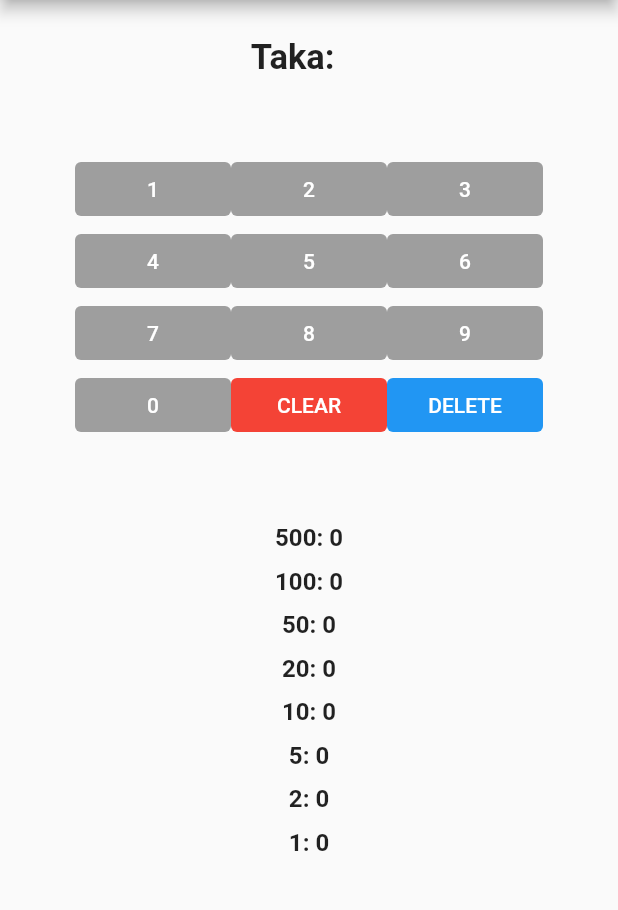
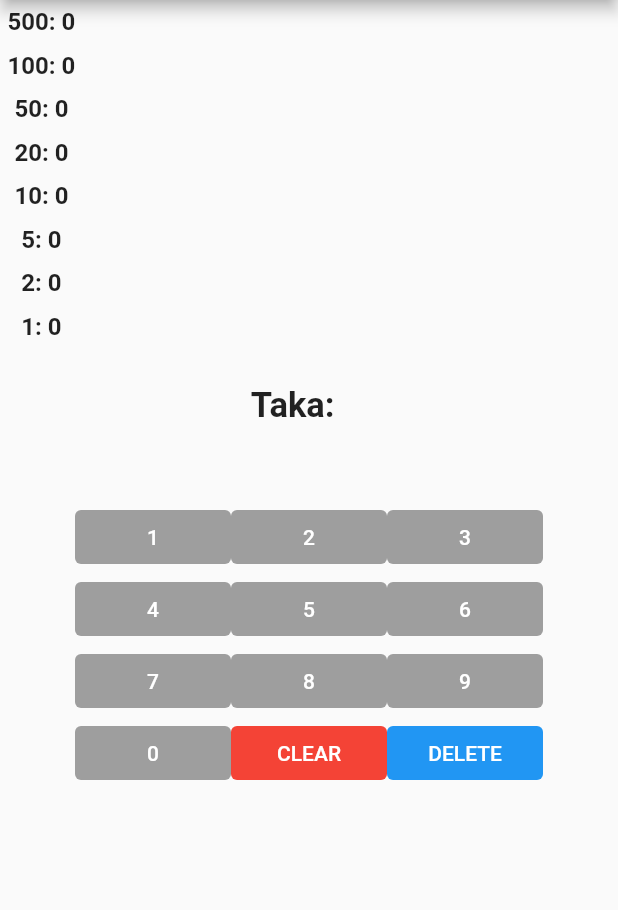
Before and after one commit to Saif64/Flutter-vangiChai, a Flutter app: the screen it shows after launch, on a phone screen of 412 x 824 dp, the part 84-994 px from its top. Run offline on Flutter 3.47's test engine with Material 2 defaults, Android fonts, the phone set to English and light mode, and no system bars.

Commit message:
changed the portrait layout

```diff
--- a/lib/home.dart
+++ b/lib/home.dart
@@ -102,8 +102,12 @@ class _HomePageState extends State<HomePage> {
     return Column(
       crossAxisAlignment: CrossAxisAlignment.center,
       children: [
-        inputField(),
-        tableButtons(),
+        Row(
+          mainAxisAlignment: MainAxisAlignment.spaceBetween,
+          children: [
+            Column(
+              mainAxisAlignment: MainAxisAlignment.start,
+              children: [
                 noteText('500: $t500'),
                 noteText('100: $t100'),
                 noteText('50: $t50'),
@@ -112,6 +116,16 @@ class _HomePageState extends State<HomePage> {
                 noteText('5: $t5'),
                 noteText('2: $t2'),
                 noteText('1: $t1'),
+              ],
+            ),
+          ],
+        ),
+        Column(
+          children: [
+            inputField(),
+            tableButtons(),
+          ],
+        )
       ],
     );
   }
```
Lines whose indentation alone changed are shown as unchanged.
